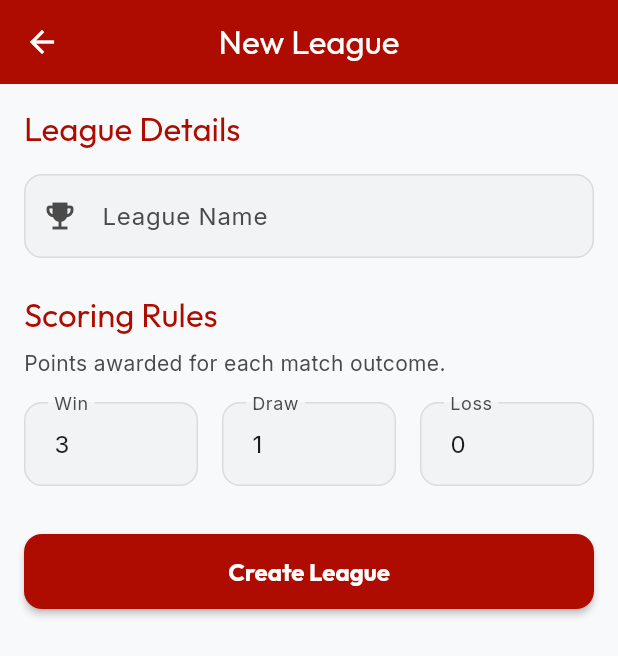
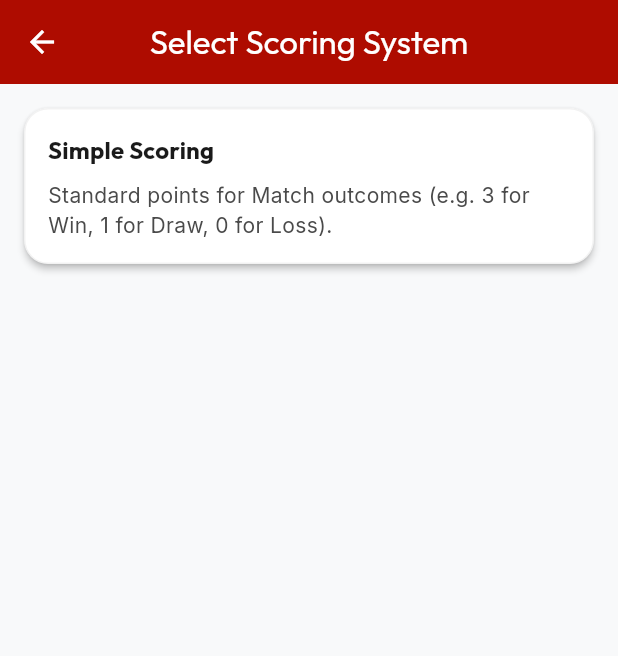
Before and after one commit to FrankPudding/game-on, a Flutter app: the screen it shows after launch, after a tap on "Create First League", on a phone screen of 412 x 824 dp. Shown: the top 656 px of the screen. Run offline on Flutter 3.47's test engine with Material 3 defaults, Android fonts, the phone set to English and light mode, and no system bars; our stand-ins replace flutter_riverpod, get_it, google_fonts, hive_ce, hive_ce_flutter; accounts and stored records are empty.

Commit message:
refactor create league screen

```diff
--- a/lib/data/models/hive/league_hive_model.dart
+++ b/lib/data/models/hive/league_hive_model.dart
@@ -29,7 +29,7 @@ class LeagueHiveModel extends HiveObject {
   @HiveField(2)
   final DateTime createdAt;
 
-  @HiveField(4)
+  @HiveField(4, defaultValue: false)
   final bool isArchived;
 
   League toDomain() {
--- /dev/null
+++ b/lib/domain/entities/ranking_policy_type.dart
@@ -0,0 +1,19 @@
+enum RankingPolicyType {
+  simple,
+}
+
+extension RankingPolicyTypeExtension on RankingPolicyType {
+  String get displayName {
+    switch (this) {
+      case RankingPolicyType.simple:
+        return 'Simple Scoring';
+    }
+  }
+
+  String get description {
+    switch (this) {
+      case RankingPolicyType.simple:
+        return 'Standard points for Match outcomes (e.g. 3 for Win, 1 for Draw, 0 for Loss).';
+    }
+  }
+}
--- a/lib/presentation/screens/home/home_screen.dart
+++ b/lib/presentation/screens/home/home_screen.dart
@@ -4,7 +4,7 @@ import '../../../providers/leagues_provider.dart';
 import '../../../domain/entities/league.dart';
 
 import '../../theme/app_theme.dart';
-import '../league/create_league_screen.dart';
+import '../league/select_ranking_policy_screen.dart';
 import '../league/league_detail_screen.dart';
 
 class HomeScreen extends ConsumerWidget {
@@ -39,7 +39,7 @@ class HomeScreen extends ConsumerWidget {
                     Navigator.push(
                       context,
                       MaterialPageRoute(
-                        builder: (context) => const CreateLeagueScreen(),
+                        builder: (context) => const SelectRankingPolicyScreen(),
                       ),
                     );
                   },
--- a/lib/presentation/screens/league/create_league_screen.dart
+++ /dev/null
@@ -1,153 +0,0 @@
-import 'package:flutter/material.dart';
-import 'package:flutter_riverpod/flutter_riverpod.dart';
-import 'package:uuid/uuid.dart';
-import '../../../providers/leagues_provider.dart';
-import '../../theme/app_theme.dart';
-
-class CreateLeagueScreen extends ConsumerStatefulWidget {
-  const CreateLeagueScreen({super.key});
-
-  @override
-  ConsumerState<CreateLeagueScreen> createState() => _CreateLeagueScreenState();
-}
-
-class _CreateLeagueScreenState extends ConsumerState<CreateLeagueScreen> {
-  final _formKey = GlobalKey<FormState>();
-  final _nameController = TextEditingController();
-  final _winPointsController = TextEditingController(text: '3');
-  final _drawPointsController = TextEditingController(text: '1');
-  final _lossPointsController = TextEditingController(text: '0');
-  final _uuid = const Uuid();
-
-  bool _isLoading = false;
-
-  @override
-  void dispose() {
-    _nameController.dispose();
-    _winPointsController.dispose();
-    _drawPointsController.dispose();
-    _lossPointsController.dispose();
-    super.dispose();
-  }
-
-  Future<void> _createLeague() async {
-    if (!_formKey.currentState!.validate()) return;
-
-    setState(() => _isLoading = true);
-
-    try {
-      final notifier = ref.read(leaguesProvider.notifier);
-      final name = _nameController.text.trim();
-
-      await notifier.addLeague(
-        id: _uuid.v4(),
-        name: name,
-        pointsForWin: int.parse(_winPointsController.text),
-        pointsForDraw: int.parse(_drawPointsController.text),
-        pointsForLoss: int.parse(_lossPointsController.text),
-      );
-
-      if (mounted) {
-        Navigator.pop(context);
-        ScaffoldMessenger.of(context).showSnackBar(
-          const SnackBar(
-            content: Text('League created successfully!'),
-            backgroundColor: AppTheme.successGreen,
-          ),
-        );
-      }
-    } catch (e) {
-      if (mounted) {
-        ScaffoldMessenger.of(context).showSnackBar(
-          SnackBar(
-            content: Text('Error: $e'),
-            backgroundColor: AppTheme.errorRed,
-          ),
-        );
-      }
-    } finally {
-      if (mounted) setState(() => _isLoading = false);
-    }
-  }
-
-  @override
-  Widget build(BuildContext context) {
-    return Scaffold(
-      appBar: AppBar(title: const Text('New League')),
-      body: SingleChildScrollView(
-        padding: const EdgeInsets.all(16),
-        child: Form(
-          key: _formKey,
-          child: Column(
-            crossAxisAlignment: CrossAxisAlignment.stretch,
-            children: [
-              _buildSectionHeader('League Details'),
-              const SizedBox(height: 16),
-              TextFormField(
-                controller: _nameController,
-                decoration: const InputDecoration(
-                  labelText: 'League Name',
-                  hintText: 'e.g. Office Pool League',
-                  prefixIcon: Icon(Icons.emoji_events),
-                ),
-                textCapitalization: TextCapitalization.sentences,
-                validator: (value) => value == null || value.isEmpty
-                    ? 'Please enter a name'
-                    : null,
-              ),
-              const SizedBox(height: 24),
-              _buildSectionHeader('Scoring Rules'),
-              const SizedBox(height: 8),
-              const Text('Points awarded for each match outcome.'),
-              const SizedBox(height: 16),
-              Row(
-                children: [
-                  Expanded(
-                      child: _buildNumberField(_winPointsController, 'Win')),
-                  const SizedBox(width: 16),
-                  Expanded(
-                      child: _buildNumberField(_drawPointsController, 'Draw')),
-                  const SizedBox(width: 16),
-                  Expanded(
-                      child: _buildNumberField(_lossPointsController, 'Loss')),
-                ],
-              ),
-              const SizedBox(height: 32),
-              SizedBox(
-                height: 50,
-                child: ElevatedButton(
-                  onPressed: _isLoading ? null : _createLeague,
-                  child: _isLoading
-                      ? const SizedBox(
-                          height: 24,
-                          width: 24,
-                          child: CircularProgressIndicator(color: Colors.black),
-                        )
-                      : const Text('Create League'),
-                ),
-              ),
-            ],
-          ),
-        ),
-      ),
-    );
-  }
-
-  Widget _buildSectionHeader(String title) {
-    return Text(
-      title,
-      style: Theme.of(context).textTheme.titleLarge?.copyWith(
-            color: AppTheme.accentRed,
-          ),
-    );
-  }
-
-  Widget _buildNumberField(TextEditingController controller, String label) {
-    return TextFormField(
-      controller: controller,
-      decoration: InputDecoration(labelText: label),
-      keyboardType: TextInputType.number,
-      validator: (v) => int.tryParse(v ?? '') == null ? 'Invalid' : null,
-    );
-  }
-}
--- /dev/null
+++ b/lib/presentation/screens/league/select_ranking_policy_screen.dart
@@ -0,0 +1,61 @@
+import 'package:flutter/material.dart';
+import '../../theme/app_theme.dart';
+import '../../../domain/entities/ranking_policy_type.dart';
+import 'create_simple_league_screen.dart';
+
+class SelectRankingPolicyScreen extends StatelessWidget {
+  const SelectRankingPolicyScreen({super.key});
+
+  @override
+  Widget build(BuildContext context) {
+    return Scaffold(
+      appBar: AppBar(title: const Text('Select Scoring System')),
+      body: ListView.separated(
+        padding: const EdgeInsets.all(16),
+        itemCount: RankingPolicyType.values.length,
+        separatorBuilder: (context, index) => const SizedBox(height: 16),
+        itemBuilder: (context, index) {
+          final policyType = RankingPolicyType.values[index];
+          return Card(
+            margin: EdgeInsets.zero,
+            child: InkWell(
+              onTap: () {
+                if (policyType == RankingPolicyType.simple) {
+                  Navigator.push(
+                    context,
+                    MaterialPageRoute(
+                      builder: (context) => const CreateSimpleLeagueScreen(),
+                    ),
+                  );
+                }
+              },
+              borderRadius: BorderRadius.circular(16),
+              child: Padding(
+                padding: const EdgeInsets.all(16),
+                child: Column(
+                  crossAxisAlignment: CrossAxisAlignment.start,
+                  children: [
+                    Text(
+                      policyType.displayName,
+                      style: Theme.of(context).textTheme.titleMedium?.copyWith(
+                            fontWeight: FontWeight.bold,
+                            color: AppTheme.textPrimary,
+                          ),
+                    ),
+                    const SizedBox(height: 8),
+                    Text(
+                      policyType.description,
+                      style: Theme.of(context).textTheme.bodyMedium?.copyWith(
+                            color: AppTheme.textSecondary,
+                          ),
+                    ),
+                  ],
+                ),
+              ),
+            ),
+          );
+        },
+      ),
+    );
+  }
+}
--- a/lib/presentation/screens/main_navigation.dart
+++ b/lib/presentation/screens/main_navigation.dart
@@ -1,6 +1,6 @@
 import 'package:flutter/material.dart';
 import 'home/home_screen.dart';
-import 'league/create_league_screen.dart';
+import 'league/select_ranking_policy_screen.dart';
 import '../theme/app_theme.dart';
 
 class MainNavigation extends StatefulWidget {
@@ -64,7 +64,7 @@ class _MainNavigationState extends State<MainNavigation> {
                 Navigator.push(
                   context,
                   MaterialPageRoute(
-                      builder: (context) => const CreateLeagueScreen()),
+                      builder: (context) => const SelectRankingPolicyScreen()),
                 );
               },
               backgroundColor: AppTheme.accentRed,
```
Also changed, not shown: lib/presentation/screens/league/create_simple_league_screen.dart (added, +167 -0 lines), lib/providers/leagues_provider.dart (+2 -13 lines), lib/data/models/hive/league_hive_model.g.dart, 2 other files.
